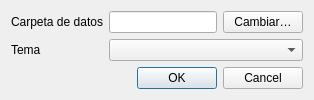
Before: the Qt Designer form src/ui/preferences.ui in angelsotob/menus-app, drawn with Qt 5.
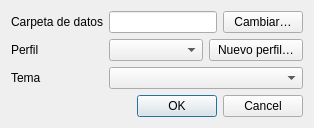
After: the same form once the commit is applied.

Commit message: feat: profiles + profile-prefixed filenames; templates/outputs defaults; categories improvements (Phase 3.2)

```diff
--- a/src/ui/preferences.ui
+++ b/src/ui/preferences.ui
@@ -15,8 +15,41 @@
        <item><widget class="QPushButton" name="btnBrowseDataDir"><property name="text"><string>Cambiar…</string></property></widget></item>
       </layout>
      </item>
-     <item row="1" column="0"><widget class="QLabel" name="lblTheme"><property name="text"><string>Tema</string></property></widget></item>
-     <item row="1" column="1"><widget class="QComboBox" name="cmbTheme"/></item>
+
+     <!-- Row 1: Perfil -->
+     <item row="1" column="0">
+      <widget class="QLabel" name="lblProfile">
+       <property name="text">
+        <string>Perfil</string>
+       </property>
+      </widget>
+     </item>
+     <item row="1" column="1">
+      <layout class="QHBoxLayout" name="layoutProfile">
+       <item>
+        <widget class="QComboBox" name="cmbProfile"/>
+       </item>
+       <item>
+        <widget class="QPushButton" name="btnNewProfile">
+         <property name="text">
+          <string>Nuevo perfil…</string>
+         </property>
+        </widget>
+       </item>
+      </layout>
+     </item>
+
+     <!-- Row 2: Tema -->
+     <item row="2" column="0">
+      <widget class="QLabel" name="lblTheme">
+       <property name="text">
+        <string>Tema</string>
+       </property>
+      </widget>
+     </item>
+     <item row="2" column="1">
+      <widget class="QComboBox" name="cmbTheme"/>
+     </item>
     </layout>
    </item>
    <item>
```
Left out of the diff: 26 changed lines with no effect on the pictures. The commit also changes 7 other files.
